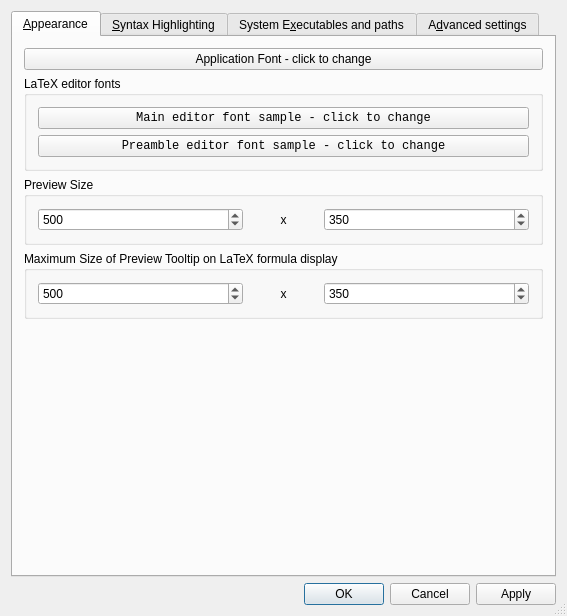
Before: the Qt Designer form src/klfsettingsui.ui in CryFeiFei/klatexformula, drawn with Qt 5.
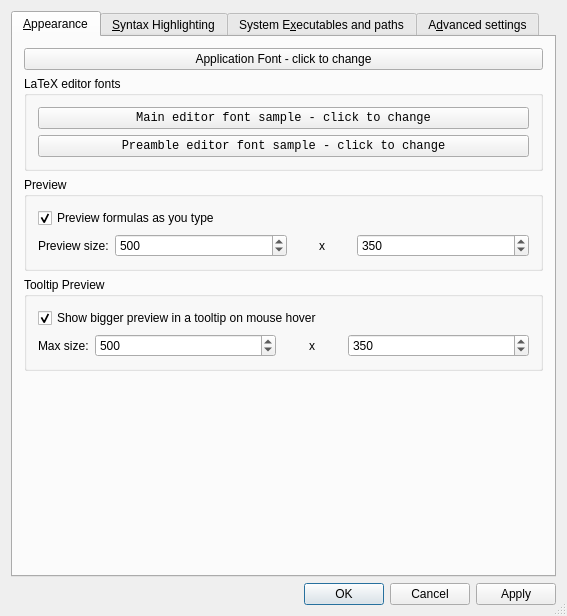
After: the same form once the commit is applied. Icons and pictures are not drawn. Custom widgets are drawn as their Qt base class.

Commit message: Added options to enable/disable previews (realtime+tooltip), and KLF_RESOURCES environment variable for including extra rcc files at run-time.

```diff
--- a/src/klfsettingsui.ui
+++ b/src/klfsettingsui.ui
@@ -83,15 +83,15 @@
         </widget>
        </item>
        <item>
-        <widget class="QGroupBox" name="gbxPreviewSize" >
-         <property name="title" >
-          <string>Preview Size</string>
+        <widget class="QGroupBox" name="gbxPreview">
+         <property name="title">
+          <string>Preview</string>
          </property>
-         <layout class="QHBoxLayout" name="horizontalLayout_4" >
-          <item>
-           <widget class="QSpinBox" name="spnPreviewWidth" >
-            <property name="sizePolicy" >
-             <sizepolicy vsizetype="Fixed" hsizetype="Preferred" >
+         <layout class="QGridLayout" name="gridLayout_4">
+          <item row="1" column="1">
+           <widget class="QSpinBox" name="spnPreviewWidth">
+            <property name="sizePolicy">
+             <sizepolicy hsizetype="Preferred" vsizetype="Fixed">
               <horstretch>3</horstretch>
               <verstretch>0</verstretch>
              </sizepolicy>
@@ -107,10 +107,10 @@
             </property>
            </widget>
           </item>
-          <item>
-           <widget class="QLabel" name="lblPreviewX_2" >
-            <property name="sizePolicy" >
-             <sizepolicy vsizetype="Preferred" hsizetype="Preferred" >
+          <item row="1" column="2">
+           <widget class="QLabel" name="lblPreviewX_2">
+            <property name="sizePolicy">
+             <sizepolicy hsizetype="Preferred" vsizetype="Preferred">
               <horstretch>1</horstretch>
               <verstretch>0</verstretch>
              </sizepolicy>
@@ -126,10 +126,10 @@
             </property>
            </widget>
           </item>
-          <item>
-           <widget class="QSpinBox" name="spnPreviewHeight" >
-            <property name="sizePolicy" >
-             <sizepolicy vsizetype="Fixed" hsizetype="Preferred" >
+          <item row="1" column="3">
+           <widget class="QSpinBox" name="spnPreviewHeight">
+            <property name="sizePolicy">
+             <sizepolicy hsizetype="Preferred" vsizetype="Fixed">
               <horstretch>3</horstretch>
               <verstretch>0</verstretch>
              </sizepolicy>
@@ -145,19 +145,43 @@
             </property>
            </widget>
           </item>
+          <item row="0" column="0" colspan="4">
+           <widget class="QCheckBox" name="chkEnableRealTimePreview">
+            <property name="text">
+             <string>Preview formulas as you type</string>
+            </property>
+            <property name="checked">
+             <bool>true</bool>
+            </property>
+           </widget>
+          </item>
+          <item row="1" column="0">
+           <widget class="QLabel" name="lblPreviewSizePrompt">
+            <property name="text">
+             <string>Preview size:</string>
+            </property>
+           </widget>
+          </item>
          </layout>
         </widget>
        </item>
        <item>
-        <widget class="QGroupBox" name="gbxTooltipSize" >
-         <property name="title" >
-          <string>Maximum Size of Preview Tooltip on LaTeX formula display</string>
+        <widget class="QGroupBox" name="gbxTooltipSize">
+         <property name="title">
+          <string>Tooltip Preview</string>
          </property>
-         <layout class="QHBoxLayout" name="horizontalLayout_2" >
-          <item>
-           <widget class="QSpinBox" name="spnTooltipMaxWidth" >
-            <property name="sizePolicy" >
-             <sizepolicy vsizetype="Fixed" hsizetype="Preferred" >
+         <layout class="QGridLayout" name="gridLayout_5">
+          <item row="1" column="0">
+           <widget class="QLabel" name="lblToolTipPreviewSizePrompt">
+            <property name="text">
+             <string>Max size:</string>
+            </property>
+           </widget>
+          </item>
+          <item row="1" column="1">
+           <widget class="QSpinBox" name="spnTooltipMaxWidth">
+            <property name="sizePolicy">
+             <sizepolicy hsizetype="Preferred" vsizetype="Fixed">
               <horstretch>3</horstretch>
               <verstretch>0</verstretch>
              </sizepolicy>
@@ -173,10 +197,10 @@
             </property>
            </widget>
           </item>
-          <item>
-           <widget class="QLabel" name="lblPreviewX" >
-            <property name="sizePolicy" >
-             <sizepolicy vsizetype="Preferred" hsizetype="Preferred" >
+          <item row="1" column="2">
+           <widget class="QLabel" name="lblPreviewX">
+            <property name="sizePolicy">
+             <sizepolicy hsizetype="Preferred" vsizetype="Preferred">
               <horstretch>1</horstretch>
               <verstretch>0</verstretch>
              </sizepolicy>
@@ -192,10 +216,10 @@
             </property>
            </widget>
           </item>
-          <item>
-           <widget class="QSpinBox" name="spnTooltipMaxHeight" >
-            <property name="sizePolicy" >
-             <sizepolicy vsizetype="Fixed" hsizetype="Preferred" >
+          <item row="1" column="3">
+           <widget class="QSpinBox" name="spnTooltipMaxHeight">
+            <property name="sizePolicy">
+             <sizepolicy hsizetype="Preferred" vsizetype="Fixed">
               <horstretch>3</horstretch>
               <verstretch>0</verstretch>
              </sizepolicy>
@@ -211,6 +235,16 @@
             </property>
            </widget>
           </item>
+          <item row="0" column="0" colspan="4">
+           <widget class="QCheckBox" name="chkEnableToolTipPreview">
+            <property name="text">
+             <string>Show bigger preview in a tooltip on mouse hover</string>
+            </property>
+            <property name="checked">
+             <bool>true</bool>
+            </property>
+           </widget>
+          </item>
          </layout>
         </widget>
        </item>
@@ -1171,7 +1205,7 @@
    </item>
   </layout>
  </widget>
- <layoutdefault spacing="6" margin="11" />
+ <layoutdefault spacing="6" margin="11"/>
  <customwidgets>
   <customwidget>
    <class>KLFColorChooser</class>
```
Left out of the diff: 745 changed lines with no effect on the pictures. The commit also changes 7 other files.
